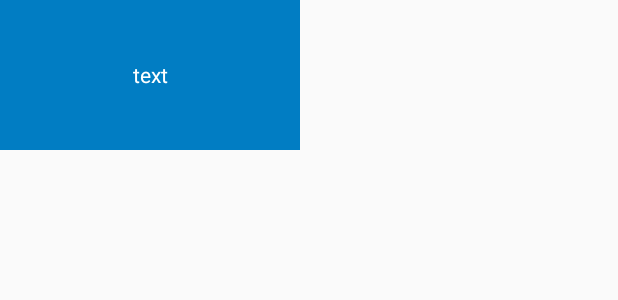
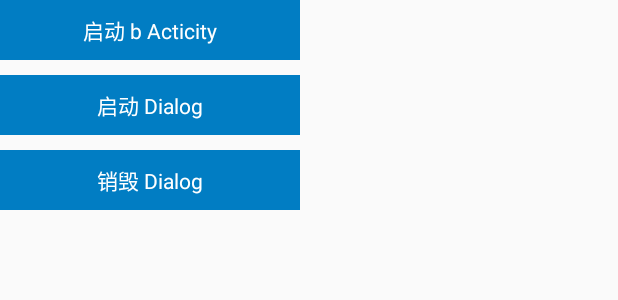
Before and after one commit to zuochunsheng/TestByLat, an Android app: the layout activity_string_test.xml on its own in the app's theme, with its tools: preview values and no code run, on a phone screen of 412 x 824 dp. Shown: the top 300 px of the screen. Run offline under Robolectric (Android 15) with nearby library versions, the phone set to English and light mode, and no system bars.

Commit message:
acticity 生命周期

```diff
--- a/app/build.gradle
+++ b/app/build.gradle
@@ -3,11 +3,11 @@ apply plugin: 'com.android.application'
 
 
 android {
-    compileSdkVersion 28
+    compileSdkVersion 29
     defaultConfig {
         applicationId "com.android.superplayer"
         minSdkVersion 16
-        targetSdkVersion 28
+        targetSdkVersion 29
         versionCode 1
         versionName "1.0.0"
         testInstrumentationRunner "android.support.test.runner.AndroidJUnitRunner"
--- a/app/src/main/res/layout/activity_string_test.xml
+++ b/app/src/main/res/layout/activity_string_test.xml
@@ -1,18 +1,39 @@
 <?xml version="1.0" encoding="utf-8"?>
-<RelativeLayout xmlns:android="http://schemas.android.com/apk/res/android"
+<LinearLayout xmlns:android="http://schemas.android.com/apk/res/android"
     xmlns:app="http://schemas.android.com/apk/res-auto"
     xmlns:tools="http://schemas.android.com/tools"
     android:layout_width="match_parent"
     android:layout_height="match_parent"
+    android:orientation="vertical"
     tools:context=".ui.activity.test.StringTestActivity">
 
     <TextView
         android:id="@+id/textView"
         android:gravity="center"
-        android:text="text"
+        android:text="启动 b Acticity"
         android:textColor="@color/white"
         android:background="@color/blue"
         android:layout_width="200dp"
-        android:layout_height="100dp" />
+        android:layout_height="40dp" />
 
-</RelativeLayout>
+    <TextView
+        android:id="@+id/textView2"
+        android:layout_marginTop="10dp"
+        android:gravity="center"
+        android:text="启动 Dialog"
+        android:textColor="@color/white"
+        android:background="@color/blue"
+        android:layout_width="200dp"
+        android:layout_height="40dp" />
+
+    <TextView
+        android:id="@+id/textView3"
+        android:layout_marginTop="10dp"
+        android:gravity="center"
+        android:text="销毁 Dialog"
+        android:textColor="@color/white"
+        android:background="@color/blue"
+        android:layout_width="200dp"
+        android:layout_height="40dp" />
+
+</LinearLayout>
--- a/build.gradle
+++ b/build.gradle
@@ -24,6 +24,8 @@ buildscript {
 
 allprojects {
     repositories {
+        maven{ url 'http://maven.aliyun.com/nexus/content/groups/public/' }
+        maven{ url 'http://maven.aliyun.com/nexus/content/repositories/jcenter'}
         maven { url "https://maven.google.com" }
         maven { url "https://jitpack.io" }
         maven { url "https://stomp.github.io" }
--- a/thirdparty-lib/config.gradle
+++ b/thirdparty-lib/config.gradle
@@ -62,11 +62,11 @@ ext {
     externalSvideosnap = 'com.aliyun.video.android:svideosnap:3.11.0'
 
     //Android SDK/Tools Version
-    externalCompileSdkVersion = 28
-    externalBuildToolsVersion = '28.0.3'
+    externalCompileSdkVersion = 29
+    externalBuildToolsVersion = '29.0.2'
     //The MinSdkVersion of the product you can add like this: externalSVideoMinSdkVersion 15
     externalMinSdkVersion = 15
     externalPlayerMinSdkVersion = 16
     externalLiveMinSdkVersion = 18
-    externalTargetSdkVersion = 28
+    externalTargetSdkVersion = 29
 }
```
Also changed, not shown: app/src/main/AndroidManifest.xml (+5 -4 lines), app/src/main/java/com/android/superplayer/ui/activity/test/StringTestActivity.java (+37 -2 lines).
